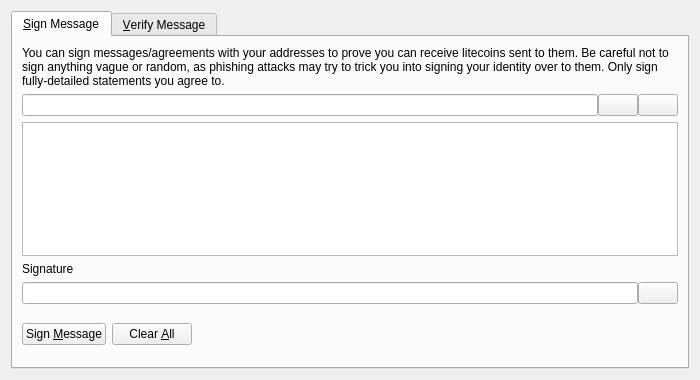
Above: src/qt/forms/signverifymessagedialog.ui from progof/esrltc16 before the change. Below: the same form after it.
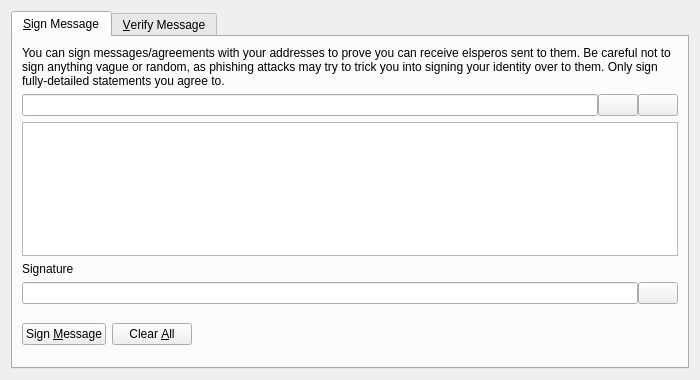
That is the form after the change. Icons and pictures are not drawn. Custom widgets are drawn as their Qt base class.

The edit to the form file:
```diff
--- a/src/qt/forms/signverifymessagedialog.ui
+++ b/src/qt/forms/signverifymessagedialog.ui
@@ -30,7 +30,7 @@
        <item>
         <widget class="QLabel" name="infoLabel_SM">
          <property name="text">
-          <string>You can sign messages/agreements with your addresses to prove you can receive litecoins sent to them. Be careful not to sign anything vague or random, as phishing attacks may try to trick you into signing your identity over to them. Only sign fully-detailed statements you agree to.</string>
+          <string>You can sign messages/agreements with your addresses to prove you can receive elsperos sent to them. Be careful not to sign anything vague or random, as phishing attacks may try to trick you into signing your identity over to them. Only sign fully-detailed statements you agree to.</string>
          </property>
          <property name="textFormat">
           <enum>Qt::PlainText</enum>
```
Left out of the diff: 8 changed lines with no effect on the pictures.
